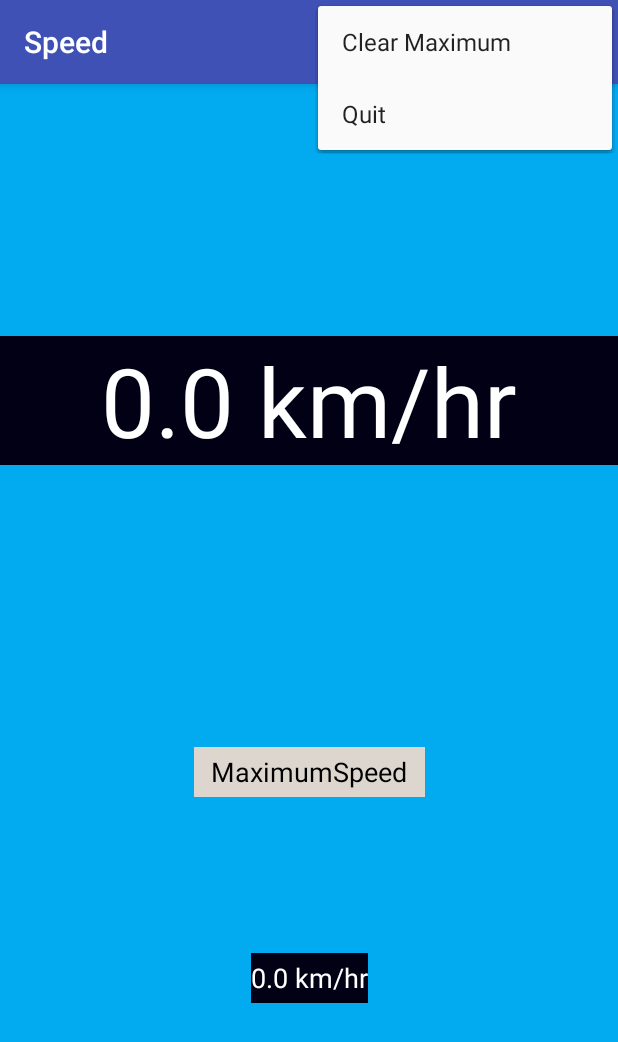
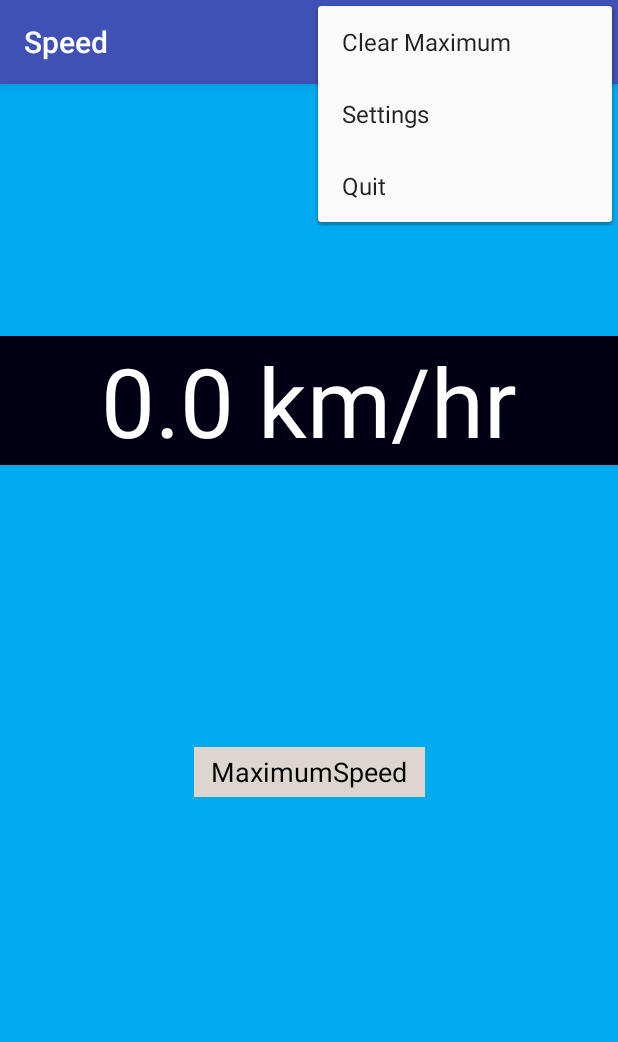
Before and after one commit to vonkratzmann/SpeedDisplay, an Android app: the screen it shows after launch (MainActivity), with the options menu open, on a phone screen of 412 x 824 dp. Shown: the top 1042 px of the screen. Run offline under Robolectric (Android 15) with nearby library versions, the phone set to English and light mode, and no system bars.

Commit message:
Initial version with shared preferences

```diff
--- a/app/build.gradle
+++ b/app/build.gradle
@@ -25,8 +25,6 @@ dependencies {
     implementation 'com.android.support:appcompat-v7:26.1.0'
     implementation 'com.android.support.constraint:constraint-layout:1.1.0'
     implementation 'com.android.support:design:26.1.0'
-    testImplementation 'junit:junit:4.12'
-    androidTestImplementation 'com.android.support.test:runner:1.0.1'
-    androidTestImplementation 'com.android.support.test.espresso:espresso-core:3.0.1'
-    implementation 'com.google.android.gms:play-services-location:15.0.0'
+    implementation 'com.google.android.gms:play-services-location:15.0.1'
+    implementation 'com.android.support:preference-v7:26.1.0'
 }
--- a/app/src/main/java/kk/speeddisplay/MainActivity.java
+++ b/app/src/main/java/kk/speeddisplay/MainActivity.java
@@ -5,6 +5,7 @@ package kk.speeddisplay;
 
 import android.Manifest;
 import android.content.Context;
+import android.content.Intent;
 import android.content.SharedPreferences;
 import android.content.pm.PackageManager;
 import android.location.Location;
@@ -17,6 +18,7 @@ import android.support.v7.app.AppCompatActivity;
 import android.support.v7.widget.Toolbar;
 import android.util.Log;
 import android.view.Menu;
+import android.view.MenuInflater;
 import android.view.MenuItem;
 import android.view.View;
 import android.widget.TextView;
@@ -65,11 +67,11 @@ public class MainActivity extends AppCompatActivity {
 
         Log.d(TAG, "onCreate");
         setContentView(R.layout.activity_main);
-        Toolbar toolbar = findViewById(R.id.toolbar);
+        Toolbar toolbar = (Toolbar) findViewById(R.id.toolbar);
         setSupportActionBar(toolbar);
 
-        tvCurrentSpeed = findViewById(R.id.tv_CurrentSpeed);
-        tvMaxSpeed = findViewById(R.id.tv_MaxSpeed);
+        tvCurrentSpeed = (TextView) findViewById(R.id.tv_CurrentSpeed);
+        tvMaxSpeed = (TextView) findViewById(R.id.tv_MaxSpeed);
 
         /* set up fused location client, which is API from Google Play Services  */
         mFusedLocationClient = com.google.android.gms.location.LocationServices.getFusedLocationProviderClient(this);
@@ -93,6 +95,49 @@ public class MainActivity extends AppCompatActivity {
         /* read settings form shared preferences and update location provider and screen */
         setupSharedPreferences();
         checkPermissions();
+    }
+
+    /**
+     * Methods for setting up the menu
+     **/
+    @Override
+    public boolean onCreateOptionsMenu(Menu menu) {
+        /* Use AppCompatActivity's method getMenuInflater to get a handle on the menu inflater */
+        MenuInflater inflater = getMenuInflater();
+        /* Use the inflater's inflate method to inflate our visualizer_menu layout to this menu */
+        inflater.inflate(R.menu.menu_main, menu);
+        /* Return true so that the visualizer_menu is displayed in the Toolbar */
+        return true;
+    }
+
+
+    @Override
+    public boolean onOptionsItemSelected(MenuItem item) {
+        // Handle action bar item clicks here. The action bar will
+        // automatically handle clicks on the Home/Up button, so long
+        // as you specify a parent activity in AndroidManifest.xml.
+        int id = item.getItemId();
+
+        if (id == R.id.max_reset) {                                                 //reset maximum speed?
+            SharedPreferences.Editor mEditor = mSharedPref.edit();                    //yes, save to shared preferences
+            mEditor.clear();
+            mEditor.putFloat(getString(R.string.pref_saved_max_speed_key), 0f);                                   //zero saved maximum speed
+            mEditor.apply();
+            maxSpeed = 0f;
+            tvMaxSpeed.setText(String.format(Locale.UK, "%1$.1f km/hr", 0f)); //zero display of maximum speed
+            return true;
+        }
+
+        if (id == R.id.action_settings) {
+            Intent startSettingsActivity = new Intent(this, SettingsActivity.class);
+            startActivity(startSettingsActivity);
+            return true;
+        }
+        if (id == R.id.quit) {                                                       //request to exit/quit?
+            finish();                                                                //yes, terminate the program
+            return true;
+        }
+        return super.onOptionsItemSelected(item);
     }
 
     /**
@@ -126,11 +171,13 @@ public class MainActivity extends AppCompatActivity {
      * image exists. When this applet attempts to draw the image on
      */
     private void setupSharedPreferences() {
-        mSharedPref = getPreferences(Context.MODE_PRIVATE);
+        SharedPreferences mSharedPref = PreferenceManager.getDefaultSharedPreferences(this);
         /* Get all of the values from shared preferences to set it up */
-        setupSharedPrefMaxSpeed();
-        setupSharedPrefAppActive();
-        setupSharedPrefAppNotActive();
+
+
+        //setupSharedPrefMaxSpeed();
+        //setupSharedPrefAppActive();
+        //setupSharedPrefAppNotActive();
     }
 
     /**
@@ -254,35 +301,4 @@ public class MainActivity extends AppCompatActivity {
                     getLocation();
         }
     }
-
-    @Override
-    public boolean onCreateOptionsMenu(Menu menu) {
-        // Inflate the menu; this adds items to the action bar if it is present.
-        getMenuInflater().inflate(R.menu.menu_main, menu);
-        return true;
-    }
-
-    @Override
-    public boolean onOptionsItemSelected(MenuItem item) {
-        // Handle action bar item clicks here. The action bar will
-        // automatically handle clicks on the Home/Up button, so long
-        // as you specify a parent activity in AndroidManifest.xml.
-        int id = item.getItemId();
-
-        if (id == R.id.max_reset) {                                                 //reset maximum speed?
-            SharedPreferences.Editor mEditor = mSharedPref.edit();                    //yes, save to shared preferences
-            mEditor.clear();
-            mEditor.putFloat(getString(R.string.pref_saved_max_speed_key), 0f);                                   //zero saved maximum speed
-            mEditor.apply();
-            maxSpeed = 0f;
-            tvMaxSpeed.setText(String.format(Locale.UK, "%1$.1f km/hr", 0f)); //zero display of maximum speed
-            return true;
-        }
-
-        if (id == R.id.quit) {                                                       //request to exit/quit?
-            finish();                                                                //yes, terminate the program
-            return true;
-        }
-        return super.onOptionsItemSelected(item);
-    }
 }
--- /dev/null
+++ b/app/src/main/res/layout/activity_settings.xml
@@ -0,0 +1,6 @@
+<?xml version="1.0" encoding="utf-8"?>
+<fragment xmlns:android="http://schemas.android.com/apk/res/android"
+          android:id="@+id/activity_settings"
+          android:name="kk.speeddisplay.SettingsFragment"
+          android:layout_width="match_parent"
+          android:layout_height="match_parent"/>
--- a/app/src/main/res/layout/content_main.xml
+++ b/app/src/main/res/layout/content_main.xml
@@ -3,7 +3,6 @@
     xmlns:android="http://schemas.android.com/apk/res/android"
     xmlns:app="http://schemas.android.com/apk/res-auto"
     xmlns:tools="http://schemas.android.com/tools"
-    android:id="@+id/test"
     android:layout_width="match_parent"
     android:layout_height="match_parent"
     android:background="#02aaf0"
--- a/app/src/main/res/menu/menu_main.xml
+++ b/app/src/main/res/menu/menu_main.xml
@@ -8,6 +8,11 @@
         android:title="@string/max_reset_menu_item"
         app:showAsAction="never"/>
     <item
+        android:id="@+id/action_settings"
+        android:orderInCategory="100"
+        android:title="@string/action_settings"
+        app:showAsAction="never" />
+    <item
         android:id="@+id/quit"
         android:orderInCategory="200"
         android:title="@string/quit"
--- a/app/src/main/res/values/styles.xml
+++ b/app/src/main/res/values/styles.xml
@@ -2,10 +2,10 @@
 
     <!-- Base application theme. -->
     <style name="AppTheme" parent="Theme.AppCompat.Light.DarkActionBar">
-        <!-- Customize your theme here. -->
         <item name="colorPrimary">@color/colorPrimary</item>
         <item name="colorPrimaryDark">@color/colorPrimaryDark</item>
         <item name="colorAccent">@color/colorAccent</item>
+        <item name="preferenceTheme">@style/PreferenceThemeOverlay</item>
     </style>
 
     <style name="AppTheme.NoActionBar">
@@ -13,8 +13,9 @@
         <item name="windowNoTitle">true</item>
     </style>
 
+
+
     <style name="AppTheme.AppBarOverlay" parent="ThemeOverlay.AppCompat.Dark.ActionBar"/>
-
     <style name="AppTheme.PopupOverlay" parent="ThemeOverlay.AppCompat.Light"/>
 
 </resources>
```
Also changed, not shown: app/src/main/AndroidManifest.xml (+15 -6 lines), app/src/main/java/kk/speeddisplay/SettingsActivity.java (added, +36 -0 lines), app/src/main/java/kk/speeddisplay/SettingsFragment.java (added, +16 -0 lines), app/src/main/res/values/strings.xml (+22 -2 lines), app/src/main/res/xml/pref_speed.xml (added, +16 -0 lines).
